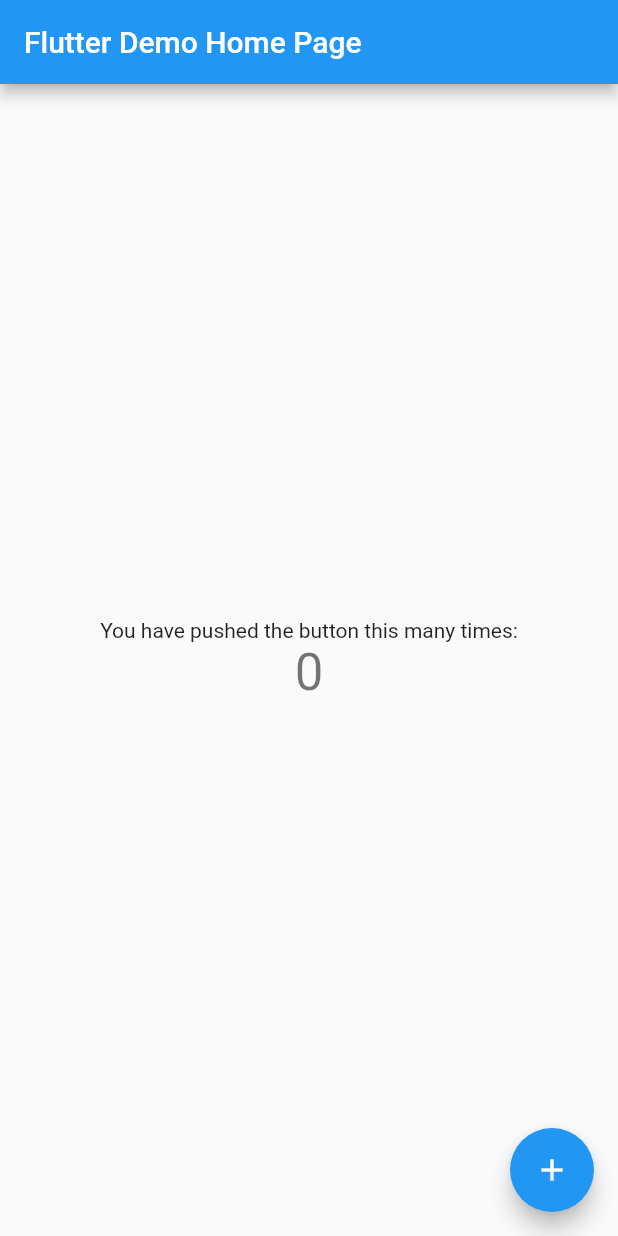
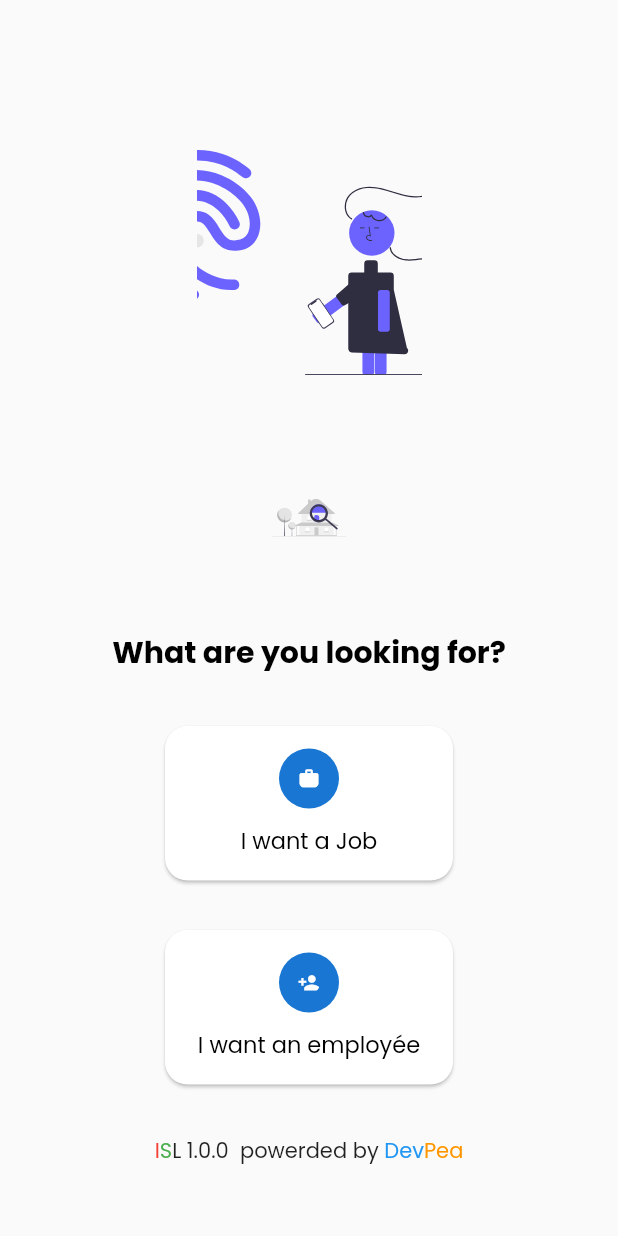
Before and after one commit to arolleaguekeng/ISL, a Flutter app: the screen it shows after launch, on a phone screen of 412 x 824 dp. Run offline on Flutter 3.47's test engine with Material 2 defaults, Android fonts, the phone set to English and light mode, and no system bars; our stand-ins replace flutter_svg, google_fonts, shared_preferences.

Commit message:
First Page in maquette finish

```diff
--- /dev/null
+++ b/lib/components/screens/choicePage.dart
@@ -0,0 +1,119 @@
+import 'package:flutter/material.dart';
+import 'package:flutter_svg/flutter_svg.dart';
+import 'package:google_fonts/google_fonts.dart';
+import '../widgets/Powerded.dart';
+
+import '../widgets/WantedJobCard.dart';
+
+class ChoicePage extends StatefulWidget {
+  const ChoicePage({super.key});
+
+  @override
+  State<ChoicePage> createState() => _ChoicePageState();
+}
+
+class _ChoicePageState extends State<ChoicePage> {
+  Color _color1 = Colors.transparent;
+  Color _color2 = Colors.transparent;
+  @override
+  Widget build(BuildContext context) {
+    return Scaffold(
+      body: SingleChildScrollView(
+        child: Column(
+          children: [
+            Center(
+              child: Container(
+                margin: const EdgeInsets.only(
+                    top: 100, bottom: 10, right: 10, left: 10),
+                child: SvgPicture.asset(
+                  "assets/svg/searchdefault.svg",
+                  height: 150,
+                  width: 150,
+                  fit: BoxFit.cover,
+                ),
+              ),
+            ),
+            const SizedBox(
+              height: 30,
+            ),
+            Container(
+              padding: const EdgeInsets.only(top: 10, left: 10, right: 10),
+              margin: const EdgeInsets.only(
+                right: 5,
+                left: 5,
+              ),
+              child: Column(
+                children: [
+                  Center(
+                    child: Container(
+                      padding: const EdgeInsets.all(20),
+                      child: SvgPicture.asset(
+                        "assets/svg/search.svg",
+                        height: 50,
+                        width: 50,
+                      ),
+                    ),
+                  ),
+                  Container(
+                    margin: const EdgeInsets.all(30),
+                    child: Text(
+                      'What are you looking for?',
+                      textAlign: TextAlign.center,
+                      style: GoogleFonts.poppins(
+                        color: Colors.black,
+                        fontWeight: FontWeight.bold,
+                        fontSize: 20,
+                      ),
+                    ),
+                  ),
+                  Center(
+                    child: Expanded(
+                      child: Column(
+                        mainAxisAlignment: MainAxisAlignment.center,
+                        children: [
+                          GestureDetector(
+                            onTap: () {
+                              setState(() {
+                                _color1 = Colors.blue;
+                                _color2 = Colors.transparent;
+                              });
+                            },
+                            child: wantedJobCard(
+                              color: _color1,
+                              name: "I want a Job",
+                              iconAsset: const Icon(
+                                Icons.work,
+                                size: 15,
+                              ),
+                            ),
+                          ),
+                          GestureDetector(
+                            onTap: () {
+                              setState(() {
+                                _color2 = Colors.blue;
+                                _color1 = Colors.transparent;
+                              });
+                            },
+                            child: wantedJobCard(
+                              color: _color2,
+                              name: "I want an employée",
+                              iconAsset: const Icon(
+                                Icons.person_add,
+                                size: 15,
+                              ),
+                            ),
+                          ),
+                        ],
+                      ),
+                    ),
+                  ),
+                ],
+              ),
+            ),
+            bas()
+          ],
+        ),
+      ),
+    );
+  }
+}
--- /dev/null
+++ b/lib/components/widgets/Powerded.dart
@@ -0,0 +1,45 @@
+import 'package:flutter/material.dart';
+import 'package:google_fonts/google_fonts.dart';
+
+Widget bas() {
+  return Container(
+    padding: const EdgeInsets.all(5),
+    child: Row(
+      mainAxisAlignment: MainAxisAlignment.center,
+      children: [
+        Text(
+          'I',
+          style: GoogleFonts.poppins(
+            color: Colors.red,
+          ),
+        ),
+        Text(
+          'S',
+          style: GoogleFonts.poppins(
+            color: Colors.green,
+          ),
+        ),
+        Text(
+          'L ',
+          style: GoogleFonts.poppins(),
+        ),
+        Text(
+          '1.0.0',
+          style: GoogleFonts.poppins(),
+        ),
+        Text(
+          '  powerded by',
+          style: GoogleFonts.poppins(),
+        ),
+        Text(
+          ' Dev',
+          style: GoogleFonts.poppins(color: Colors.blue),
+        ),
+        Text(
+          'Pea',
+          style: GoogleFonts.poppins(color: Colors.orange),
+        ),
+      ],
+    ),
+  );
+}
--- /dev/null
+++ b/lib/components/widgets/WantedJobCard.dart
@@ -0,0 +1,37 @@
+import 'package:flutter/material.dart';
+import 'package:google_fonts/google_fonts.dart';
+
+Widget wantedJobCard(
+    {required Color color, required String name, required Icon iconAsset}) {
+  return Container(
+    margin: const EdgeInsets.only(bottom: 25),
+    width: 200,
+    child: Card(
+      shape: RoundedRectangleBorder(
+        borderRadius: BorderRadius.circular(15),
+        side: BorderSide(
+          color: color,
+        ),
+      ),
+      child: Padding(
+        padding: const EdgeInsets.all(15.0),
+        child: Column(children: [
+          Padding(
+            padding: const EdgeInsets.only(bottom: 10),
+            child: CircleAvatar(
+              child: ClipOval(child: iconAsset),
+            ),
+          ),
+          Text(
+            name,
+            style: GoogleFonts.poppins(
+              color: Colors.black,
+              fontSize: 15,
+            ),
+            textAlign: TextAlign.center,
+          )
+        ]),
+      ),
+    ),
+  );
+}
--- a/lib/main.dart
+++ b/lib/main.dart
@@ -1,4 +1,5 @@
 import 'package:flutter/material.dart';
+import './components/screens/choicePage.dart';
 
 void main() {
   runApp(const MyApp());
@@ -11,105 +12,12 @@
   @override
   Widget build(BuildContext context) {
     return MaterialApp(
-      title: 'Flutter Demo',
+      debugShowCheckedModeBanner: false,
+      title: 'ILS App',
       theme: ThemeData(
-        // This is the theme of your application.
-        //
-        // Try running your application with "flutter run". You'll see the
-        // application has a blue toolbar. Then, without quitting the app, try
-        // changing the primarySwatch below to Colors.green and then invoke
-        // "hot reload" (press "r" in the console where you ran "flutter run",
-        // or simply save your changes to "hot reload" in a Flutter IDE).
-        // Notice that the counter didn't reset back to zero; the application
-        // is not restarted.
         primarySwatch: Colors.blue,
       ),
-      home: const MyHomePage(title: 'Flutter Demo Home Page'),
+      home: ChoicePage(),
     );
   }
 }
-
-class MyHomePage extends StatefulWidget {
-  const MyHomePage({super.key, required this.title});
-
-  // This widget is the home page of your application. It is stateful, meaning
-  // that it has a State object (defined below) that contains fields that affect
-  // how it looks.
-
-  // This class is the configuration for the state. It holds the values (in this
-  // case the title) provided by the parent (in this case the App widget) and
-  // used by the build method of the State. Fields in a Widget subclass are
-  // always marked "final".
-
-  final String title;
-
-  @override
-  State<MyHomePage> createState() => _MyHomePageState();
-}
-
-class _MyHomePageState extends State<MyHomePage> {
-  int _counter = 0;
-
-  void _incrementCounter() {
-    setState(() {
-      // This call to setState tells the Flutter framework that something has
-      // changed in this State, which causes it to rerun the build method below
-      // so that the display can reflect the updated values. If we changed
-      // _counter without calling setState(), then the build method would not be
-      // called again, and so nothing would appear to happen.
-      _counter++;
-    });
-  }
-
-  @override
-  Widget build(BuildContext context) {
-    // This method is rerun every time setState is called, for instance as done
-    // by the _incrementCounter method above.
-    //
-    // The Flutter framework has been optimized to make rerunning build methods
-    // fast, so that you can just rebuild anything that needs updating rather
-    // than having to individually change instances of widgets.
-    return Scaffold(
-      appBar: AppBar(
-        // Here we take the value from the MyHomePage object that was created by
-        // the App.build method, and use it to set our appbar title.
-        title: Text(widget.title),
-      ),
-      body: Center(
-        // Center is a layout widget. It takes a single child and positions it
-        // in the middle of the parent.
-        child: Column(
-          // Column is also a layout widget. It takes a list of children and
-          // arranges them vertically. By default, it sizes itself to fit its
-          // children horizontally, and tries to be as tall as its parent.
-          //
-          // Invoke "debug painting" (press "p" in the console, choose the
-          // "Toggle Debug Paint" action from the Flutter Inspector in Android
-          // Studio, or the "Toggle Debug Paint" command in Visual Studio Code)
-          // to see the wireframe for each widget.
-          //
-          // Column has various properties to control how it sizes itself and
-          // how it positions its children. Here we use mainAxisAlignment to
-          // center the children vertically; the main axis here is the vertical
-          // axis because Columns are vertical (the cross axis would be
-          // horizontal).
-          mainAxisAlignment: MainAxisAlignment.center,
-          children: <Widget>[
-            const Text(
-              'You have pushed the button this many times:',
-            ),
-            Text(
-              '$_counter',
-              style: Theme.of(context).textTheme.headline4,
-            ),
-          ],
-        ),
-      ),
-      floatingActionButton: FloatingActionButton(
-        onPressed: _incrementCounter,
-        tooltip: 'Increment',
-        child: const Icon(Icons.add),
-      ), // This trailing comma makes auto-formatting nicer for build methods.
-    );
-  }
-}
--- /dev/null
+++ b/lib/models/JobModel/job.dart
@@ -0,0 +1,23 @@
+class Job {
+  final String? id;
+  final String name;
+  final String image;
+  Job({this.id, required this.name, required this.image});
+
+  factory Job.fromJson(dynamic json) {
+    return Job(
+        id: json['id'] as String,
+        name: json['name'] as String,
+        image: json['image'] as String);
+  }
+  Map<String, dynamic> toJson() => {"id": id, "name": name, "image": image};
+
+  static List<Job> usersFromSnapshot(List snapshot) {
+    return snapshot.map((data) => Job.fromJson(data)).toList();
+  }
+
+  @override
+  String toString() {
+    return 'Job:$id,name:$name,image:$image';
+  }
+}
--- /dev/null
+++ b/lib/models/ProfileModel/profile.dart
@@ -0,0 +1 @@
+class Profile {}
--- /dev/null
+++ b/lib/models/UserModel/user.dart
@@ -0,0 +1,9 @@
+import '../ProfileModel/profile.dart';
+
+class User {
+  final String? id;
+  final String matricule;
+  final Profile? profile;
+
+  User({this.id, required this.matricule, required this.profile});
+}
--- /dev/null
+++ b/lib/models/UserModel/usersharedpreferences.dart
@@ -0,0 +1,34 @@
+///After the authentification
+///J'utilise cette classe pour enregistrer le token dans le telephoen en l'utilisateur
+///ainsi quand il ouvrira l'app pour une prochaine fois il n'aura pas besoin de se reconnecter
+import 'dart:convert';
+import 'package:shared_preferences/shared_preferences.dart';
+
+class UserPreferences {
+  Future<String> getToken() async {
+    final SharedPreferences prefs = await SharedPreferences.getInstance();
+    String value = prefs.getString("userToken")!;
+    return value;
+  }
+
+  Future<bool> saveToken(String token) async {
+    final SharedPreferences prefs = await SharedPreferences.getInstance();
+
+    prefs.setString("userToken", token);
+    return true;
+  }
+
+  static saveUserToSharedPreference(Map<String, dynamic> data) async {
+    final SharedPreferences prefs = await SharedPreferences.getInstance();
+
+    prefs.setString('currentUser', jsonEncode(data));
+    print('.........................LOGING...................');
+    return prefs.commit();
+  }
+
+  static removeUserToSharedPreference() async {
+    final SharedPreferences prefs = await SharedPreferences.getInstance();
+    prefs.remove("currentUser");
+    print('..............REMOVE.............');
+  }
+}
```
Also changed, not shown: pubspec.yaml (+6 -3 lines), assets/svg/search.svg (added), assets/svg/searchdefault.svg (added), pubspec.lock, 2 other files.
